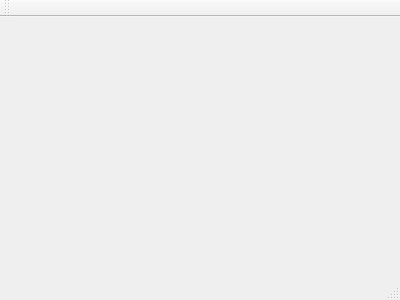
iocout/MYQT, file Update/mainwindow.ui: the form before one commit.
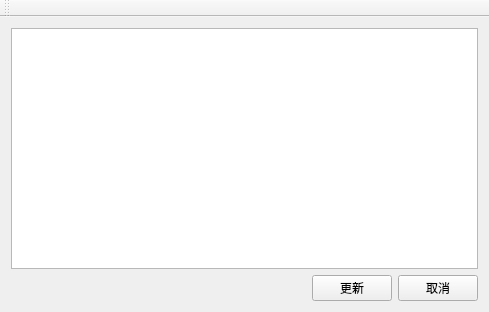
The form after the commit. Icons and pictures are not drawn.

Diff of the .ui file:
```diff
--- a/Update/mainwindow.ui
+++ b/Update/mainwindow.ui
@@ -1,24 +1,84 @@
 <ui version="4.0">
  <class>MainWindow</class>
- <widget class="QMainWindow" name="MainWindow" >
-  <property name="geometry" >
+ <widget class="QMainWindow" name="MainWindow">
+  <property name="geometry">
    <rect>
     <x>0</x>
     <y>0</y>
-    <width>400</width>
-    <height>300</height>
+    <width>489</width>
+    <height>312</height>
    </rect>
   </property>
   <property name="windowTitle" >
    <string>MainWindow</string>
   </property>
-  <widget class="QMenuBar" name="menuBar" />
-  <widget class="QToolBar" name="mainToolBar" />
-  <widget class="QWidget" name="centralWidget" />
-  <widget class="QStatusBar" name="statusBar" />
+  <property name="windowIcon">
+   <iconset resource="icon.qrc">
+    <normaloff>:/ico/HiramClient_Icon50.ico</normaloff>:/ico/HiramClient_Icon50.ico</iconset>
+  </property>
+  <property name="styleSheet">
+   <string notr="true"/>
+  </property>
+  <widget class="QWidget" name="centralWidget">
+   <layout class="QVBoxLayout" name="verticalLayout">
+    <item>
+     <widget class="QTextBrowser" name="MsgBox"/>
+    </item>
+    <item>
+     <layout class="QHBoxLayout" name="horizontalLayout">
+      <item>
+       <spacer name="horizontalSpacer">
+        <property name="orientation">
+         <enum>Qt::Horizontal</enum>
+        </property>
+        <property name="sizeHint" stdset="0">
+         <size>
+          <width>40</width>
+          <height>20</height>
+         </size>
+        </property>
+       </spacer>
+      </item>
+      <item>
+       <widget class="QPushButton" name="btnOk">
+        <property name="text">
+         <string>更新</string>
+        </property>
+       </widget>
+      </item>
+      <item>
+       <widget class="QPushButton" name="btnCancel">
+        <property name="text">
+         <string>取消</string>
+        </property>
+       </widget>
+      </item>
+     </layout>
+    </item>
+   </layout>
+  </widget>
+  <widget class="QToolBar" name="mainToolBar">
+   <attribute name="toolBarArea">
+    <enum>TopToolBarArea</enum>
+   </attribute>
+   <attribute name="toolBarBreak">
+    <bool>false</bool>
+   </attribute>
+  </widget>
+  <widget class="QMenuBar" name="menuBar">
+   <property name="geometry">
+    <rect>
+     <x>0</x>
+     <y>0</y>
+     <width>489</width>
+     <height>22</height>
+    </rect>
+   </property>
+  </widget>
  </widget>
- <layoutDefault spacing="6" margin="11" />
- <pixmapfunction></pixmapfunction>
- <resources/>
+ <layoutdefault spacing="6" margin="11"/>
+ <resources>
+  <include location="icon.qrc"/>
+ </resources>
  <connections/>
 </ui>
```
Left out of the diff: 5 changed lines with no effect on the pictures.
